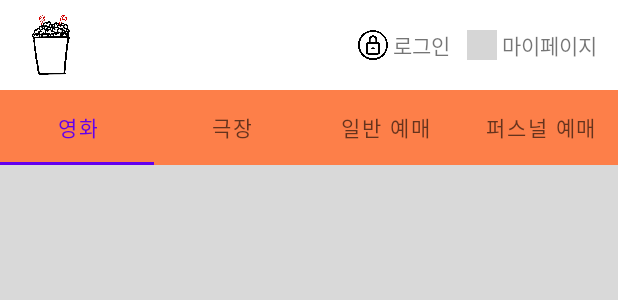
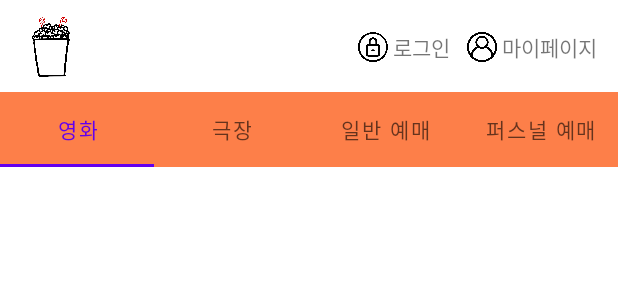
Before and after one commit to Captain-Saurus/AOS-PopcornPicks, an Android app: the layout activity_main.xml on its own in the app's theme, with its tools: preview values and no code run, on a phone screen of 412 x 824 dp. Shown: the top 300 px of the screen. Run offline under Robolectric (Android 15) with nearby library versions, the phone set to English and light mode, and no system bars; grey boxes are pictures that could not be loaded.

Commit message:
[박현수] 메인 홈 레이아웃 변경

```diff
--- a/app/src/main/res/layout/activity_main.xml
+++ b/app/src/main/res/layout/activity_main.xml
@@ -7,6 +7,7 @@
     <androidx.constraintlayout.widget.ConstraintLayout
         android:layout_width="match_parent"
         android:layout_height="match_parent"
+        android:orientation="vertical"
         tools:context=".MainActivity">
 
         <androidx.constraintlayout.widget.ConstraintLayout
@@ -14,9 +15,10 @@
             android:layout_width="match_parent"
             android:layout_height="wrap_content"
             app:layout_constraintTop_toTopOf="parent"
-            app:layout_constraintBottom_toTopOf="@id/main_nav_tl"
+            app:layout_constraintBottom_toBottomOf="parent"
             app:layout_constraintStart_toStartOf="parent"
-            app:layout_constraintEnd_toEndOf="parent">
+            app:layout_constraintEnd_toEndOf="parent"
+            app:layout_constraintVertical_bias="0.002">
 
             <ImageView
                 android:id="@+id/main_logo_iv"
@@ -45,7 +47,7 @@
                 <TextView
                     android:id="@+id/login_tv"
                     style="@style/Main.header.tv"
-                    android:text="로그인"/>
+                    android:text="@string/str_login"/>
             </LinearLayout>
 
             <LinearLayout
@@ -61,11 +63,11 @@
                 <ImageView
                     android:id="@+id/my_page_iv"
                     style="@style/Main.header.iv"
-                    android:src="@drawable/ic_mypage"/>
+                    android:src="@drawable/ic_my_page"/>
                 <TextView
                     android:id="@+id/my_page_tv"
                     style="@style/Main.header.tv"
-                    android:text="마이페이지"/>
+                    android:text="@string/str_my_page"/>
             </LinearLayout>
 
         </androidx.constraintlayout.widget.ConstraintLayout>
@@ -76,45 +78,45 @@
             android:layout_height="50dp"
             android:background="@color/tab_color"
             app:layout_constraintTop_toBottomOf="@id/header_cl"
-            app:layout_constraintBottom_toTopOf="@id/temp_view"
-            app:layout_constraintEnd_toEndOf="parent"
-            app:layout_constraintStart_toStartOf="parent" >
+            app:layout_constraintBottom_toTopOf="@id/main_tab_view"
+            app:layout_constraintStart_toStartOf="parent"
+            app:layout_constraintEnd_toEndOf="parent">
 
             <com.google.android.material.tabs.TabItem
                 android:id="@+id/main_nav_movie"
                 android:layout_width="match_parent"
                 android:layout_height="match_parent"
-                android:text="영화"/>
+                android:text="@string/str_movie" />
 
             <com.google.android.material.tabs.TabItem
                 android:id="@+id/main_nav_theater"
                 android:layout_width="match_parent"
                 android:layout_height="match_parent"
-                android:text="극장"/>
+                android:text="@string/str_theater" />
 
             <com.google.android.material.tabs.TabItem
                 android:id="@+id/main_nav_normal_ticketing"
                 android:layout_width="match_parent"
                 android:layout_height="match_parent"
-                android:text="일반 예매"/>
+                android:text="@string/str_normal_ticketing" />
 
             <com.google.android.material.tabs.TabItem
                 android:id="@+id/main_nav_personal_ticketing"
                 android:layout_width="match_parent"
                 android:layout_height="match_parent"
-                android:text="퍼스널 예매"/>
+                android:text="@string/str_personal_ticketing" />
+
         </com.google.android.material.tabs.TabLayout>
 
-        <View
-            android:id="@+id/temp_view"
-            android:background="@color/no_content"
+        <androidx.constraintlayout.widget.ConstraintLayout
+            android:id="@+id/main_tab_view"
             android:layout_width="match_parent"
             android:layout_height="0dp"
             app:layout_constraintTop_toBottomOf="@id/main_nav_tl"
             app:layout_constraintBottom_toBottomOf="parent"
             app:layout_constraintStart_toStartOf="parent"
-            app:layout_constraintEnd_toEndOf="parent" />
+            app:layout_constraintEnd_toEndOf="parent"
+            />
 
     </androidx.constraintlayout.widget.ConstraintLayout>
-
 </layout>
```
Also changed, not shown: app/src/main/res/layout/include_tab_layout.xml (deleted, +0 -18 lines).
